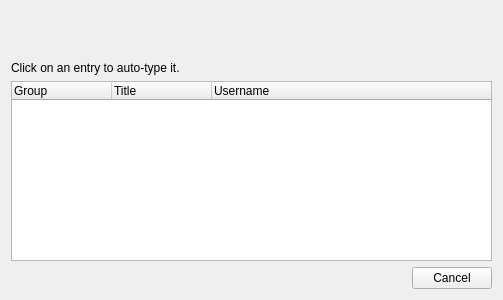
The window that src/forms/AutoTypeDlg.ui (thooge/keepassx1) describes before a commit, drawn with Qt 5.
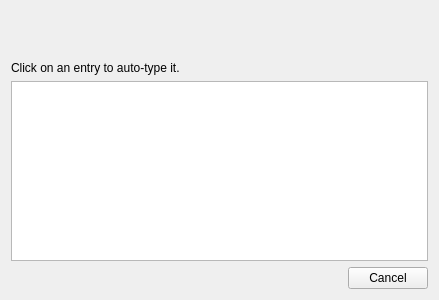
The same window after the commit.

Commit message: Another bunch of GUI changes Auto-save database on program exit: apply adjusted patch #1900048 (closes #1792317)

```diff
--- a/src/forms/AutoTypeDlg.ui
+++ b/src/forms/AutoTypeDlg.ui
@@ -5,7 +5,7 @@
    <rect>
     <x>0</x>
     <y>0</y>
-    <width>502</width>
+    <width>439</width>
     <height>300</height>
    </rect>
   </property>
@@ -23,7 +23,7 @@
      </property>
      <property name="sizeHint" >
       <size>
-       <width>481</width>
+       <width>1</width>
        <height>50</height>
       </size>
      </property>
@@ -50,21 +50,9 @@
      <property name="allColumnsShowFocus" >
       <bool>true</bool>
      </property>
-     <column>
-      <property name="text" >
-       <string>Group</string>
-      </property>
-     </column>
-     <column>
-      <property name="text" >
-       <string>Title</string>
-      </property>
-     </column>
-     <column>
-      <property name="text" >
-       <string>Username</string>
-      </property>
-     </column>
+     <property name="columnCount" >
+      <number>0</number>
+     </property>
     </widget>
    </item>
    <item>
```
The commit also changes 14 other files.
